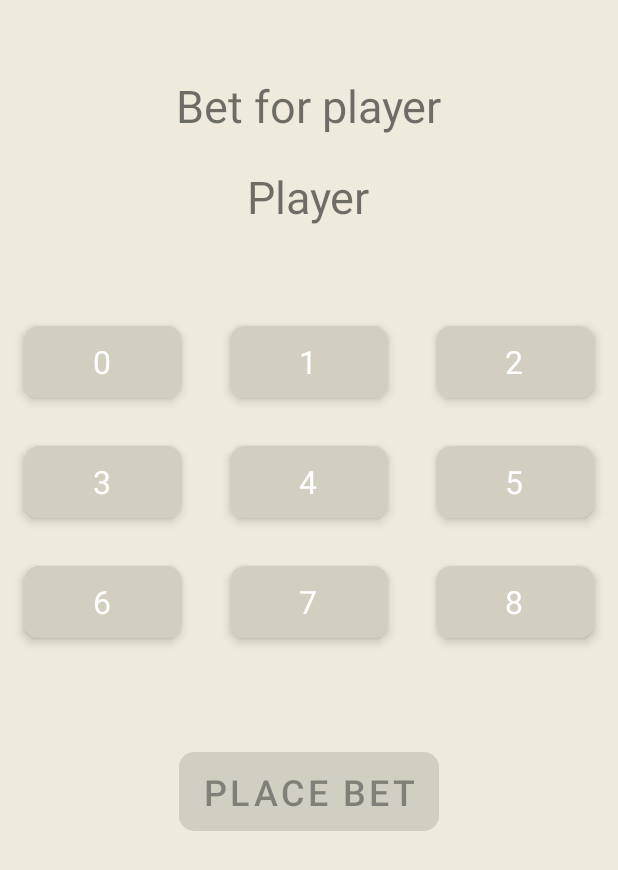
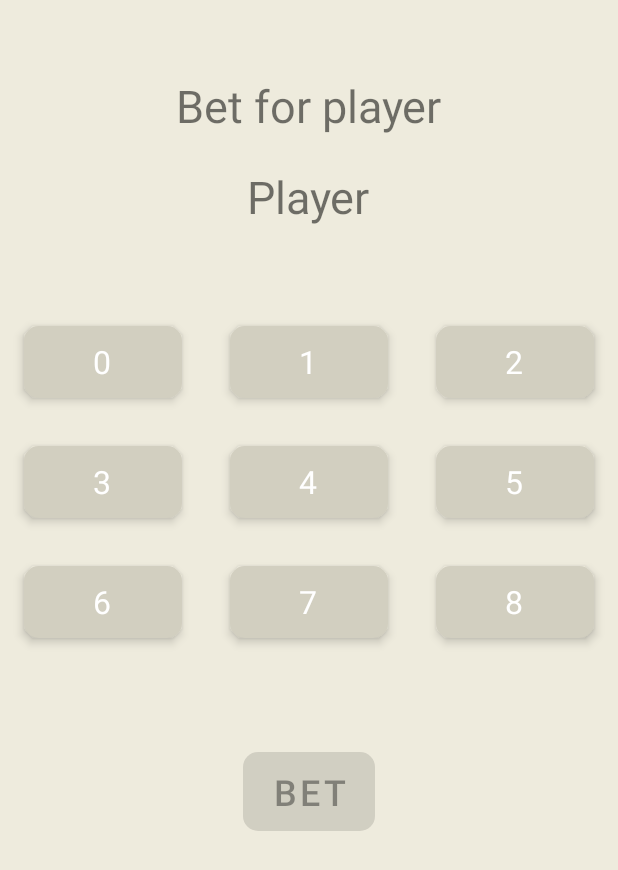
Before and after one commit to ClaudiuVisan/Whist_Score_Table, an Android app: the BetsHandsActivity screen opened directly, with no data from a screen before it, on a phone screen of 412 x 824 dp. Shown: the top 870 px of the screen. Run offline under Robolectric (Android 15) with nearby library versions, the phone set to English and light mode, and no system bars; 4 statements that could not run were skipped.

Commit message:
VERSIUNE FINALA v02

```diff
--- a/app/src/main/res/values/strings.xml
+++ b/app/src/main/res/values/strings.xml
@@ -14,7 +14,7 @@
     </string-array>
     <string name="scoreView">Players Score</string>
     <string name="placeBets">PLACE BETS</string>
-    <string name="placeBet">PLACE BET</string>
+    <string name="placeBet">BET</string>
     <string name="betView">Players Bets</string>
     <string name="playerName">Player</string>
     <string name="inputResult">NEXT</string>
```
